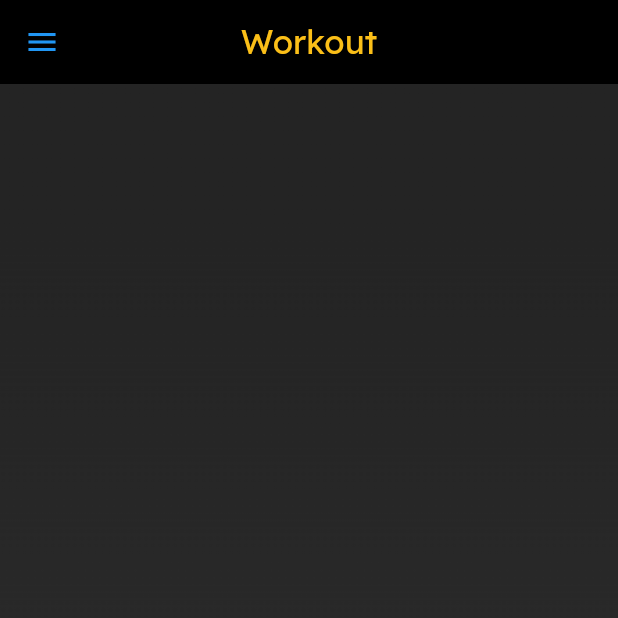
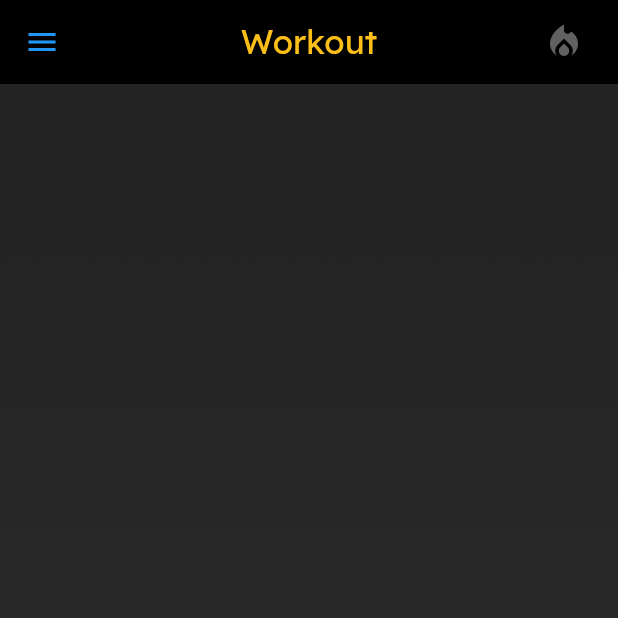
Before and after one commit to NumaanQureshi/Journey, a Flutter app: the Workout screen opened directly, on a phone screen of 412 x 824 dp, the top half of it. Run offline on Flutter 3.47's test engine with Material 3 defaults, Android fonts, the light colour scheme and no system bars; our stand-ins replace google_fonts, video_player.

Commit message:
style: changed layout of workout screen

```diff
--- a/lib/screens/workout_screen.dart
+++ b/lib/screens/workout_screen.dart
@@ -12,6 +12,15 @@ class Workout extends StatefulWidget {
 
 class _WorkoutState extends State<Workout> {
   int _selectedIndex = 1;
+
+  // TODO: demo logic. add backend logic later
+  int _streakLevel = 0; // 0: none, 1: small, 2: medium, 3: high
+  final List<Color> _streakColors = [
+    Colors.grey.shade700,
+    Colors.orangeAccent,
+    Colors.orange,
+    Colors.red,
+  ];
 
   @override
   Widget build(BuildContext context) {
@@ -29,6 +38,25 @@ class _WorkoutState extends State<Workout> {
         centerTitle: true,
         backgroundColor: Colors.black,
         elevation: 0,
+        actions: [
+          Padding(
+            padding: const EdgeInsets.only(right: 12.0),
+            child: IconButton(
+              tooltip: 'Workout Streak',
+              icon: Icon(
+                Icons.local_fire_department,
+                color: _streakColors[_streakLevel],
+                size: 28,
+              ),
+              onPressed: () {
+                // TODO: demo logic. add backend logic later
+                setState(() {
+                  _streakLevel = (_streakLevel + 1) % _streakColors.length;
+                });
+              },
+            ),
+          ),
+        ],
       ),
       body: Stack(
         children: [
```
